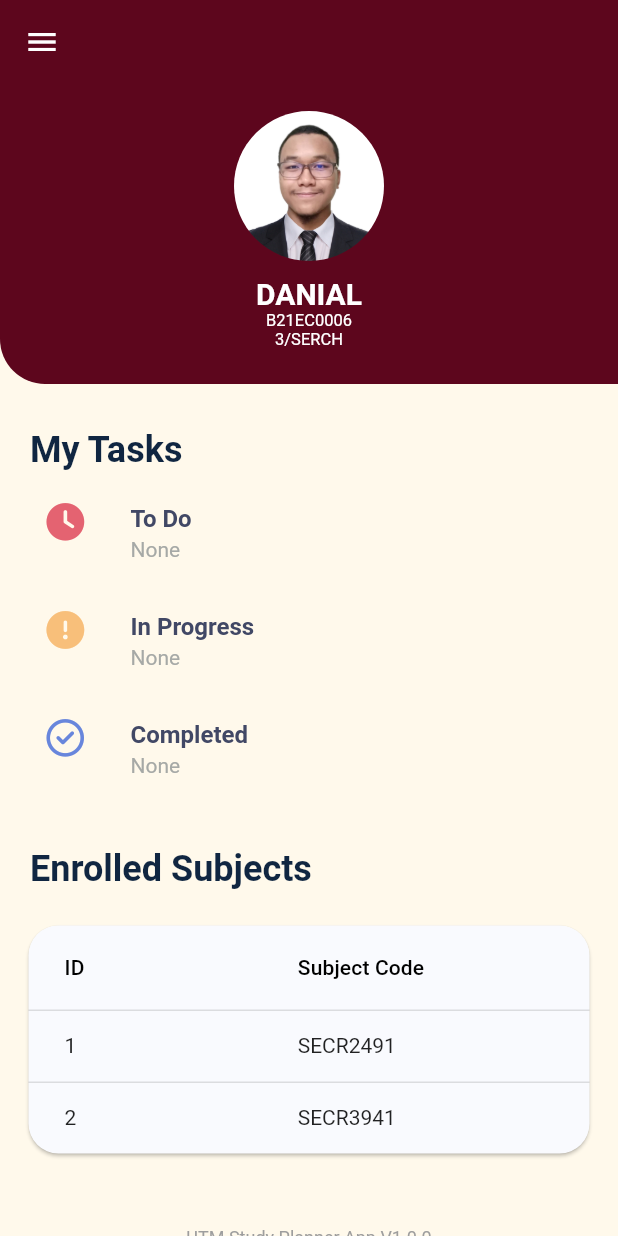
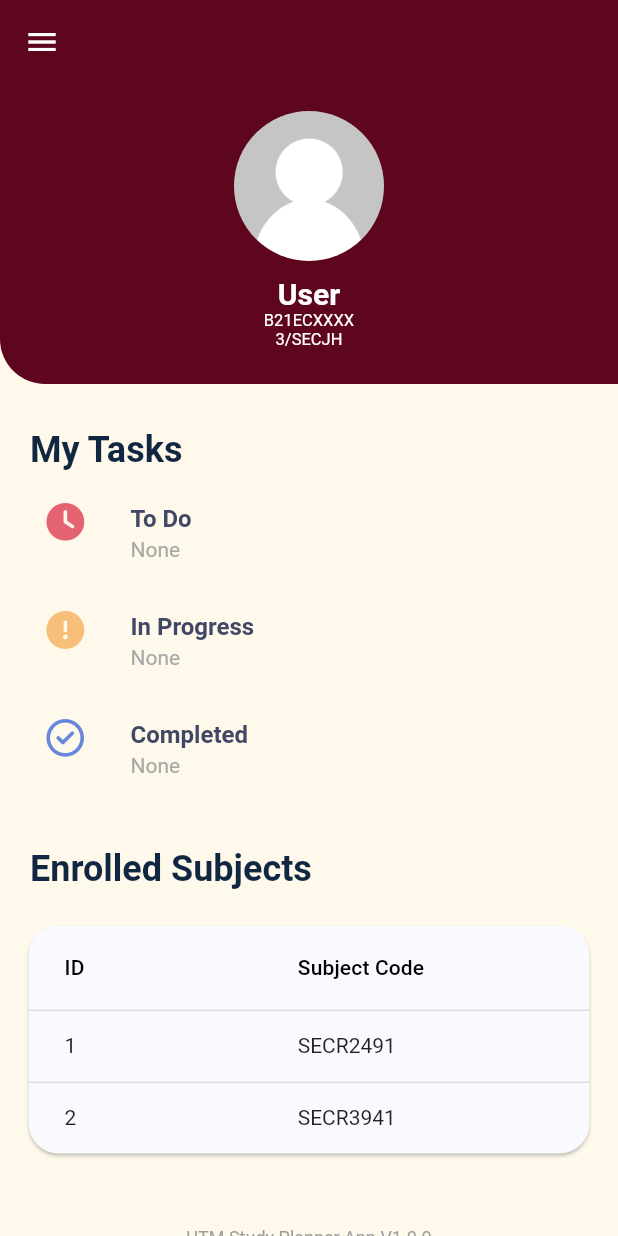
Before and after one commit to Loximity-oss/UTM-Study-Planner, a Flutter app: the homepage screen opened directly, on a phone screen of 412 x 824 dp. Run offline on Flutter 3.47's test engine with Material 2 defaults, Android fonts, the phone set to English and light mode, and no system bars; our stand-ins replace email_validator, flutter_calendar_carousel, flutter_local_notifications, font_awesome_flutter, hive, hive_flutter and 2 more; accounts and stored records are empty; project files that could hold a hidden picture were left out.

Commit message:
Removed Kook Picture, fixed some stuff for presentation

```diff
--- a/utmstudyplanner_mobile/lib/views/home/homescreen.dart
+++ b/utmstudyplanner_mobile/lib/views/home/homescreen.dart
@@ -44,7 +44,7 @@ class homepage extends StatelessWidget {
               },
             ),
             ListTile(
-              leading: FaIcon(FontAwesomeIcons.gear, color: Colors.black),
+              leading: const FaIcon(FontAwesomeIcons.bell, color: Colors.black),
               title: const Text('Notifications Settings'),
               onTap: () {
                 Navigator.pop(context);
@@ -148,13 +148,13 @@ class homepage extends StatelessWidget {
                           height: 100,
                           decoration: const BoxDecoration(
                             shape: BoxShape.circle,
-                            image: DecorationImage(image: AssetImage('assets/Profile/default.jpg')),
+                            image: DecorationImage(image: AssetImage('assets/Profile/default.png')),
                           ),
                         ),
                         SizedBox(height: 10),
-                        Container(child: Text('DANIAL',textAlign: TextAlign.center, style: TextStyle(color: Colors.white, fontSize: 20, fontWeight: FontWeight.bold), )), //TODO: link with backend
-                        Container(child: Text('B21EC0006',textAlign: TextAlign.center, style: TextStyle(color: Colors.white, fontSize: 11,),)),
-                        Container(child: Text('3/SERCH',textAlign: TextAlign.center, style: TextStyle(color: Colors.white, fontSize: 11,),)),
+                        Container(child: Text('User',textAlign: TextAlign.center, style: TextStyle(color: Colors.white, fontSize: 20, fontWeight: FontWeight.bold), )), //TODO: link with backend
+                        Container(child: Text('B21ECXXXX',textAlign: TextAlign.center, style: TextStyle(color: Colors.white, fontSize: 11,),)),
+                        Container(child: Text('3/SECJH',textAlign: TextAlign.center, style: TextStyle(color: Colors.white, fontSize: 11,),)),
 
                       ],
                     ),
```
Also changed, not shown: utmstudyplanner_mobile/assets/Profile/default.jpg (deleted), utmstudyplanner_mobile/assets/Profile/default.png (added).
